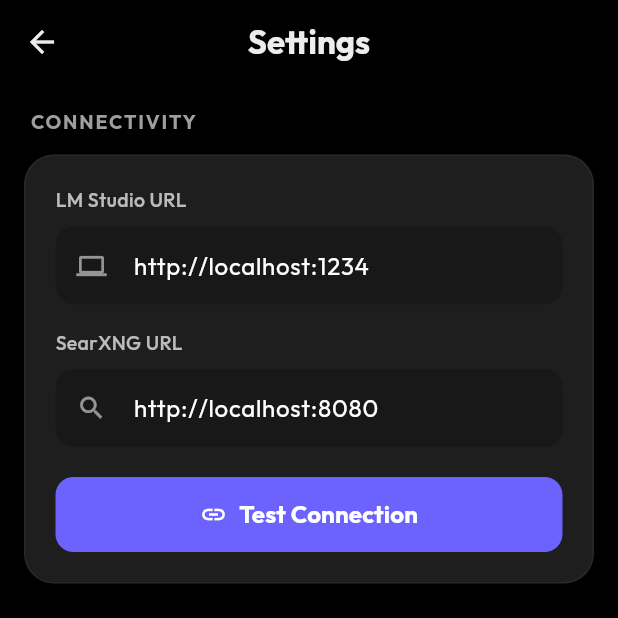
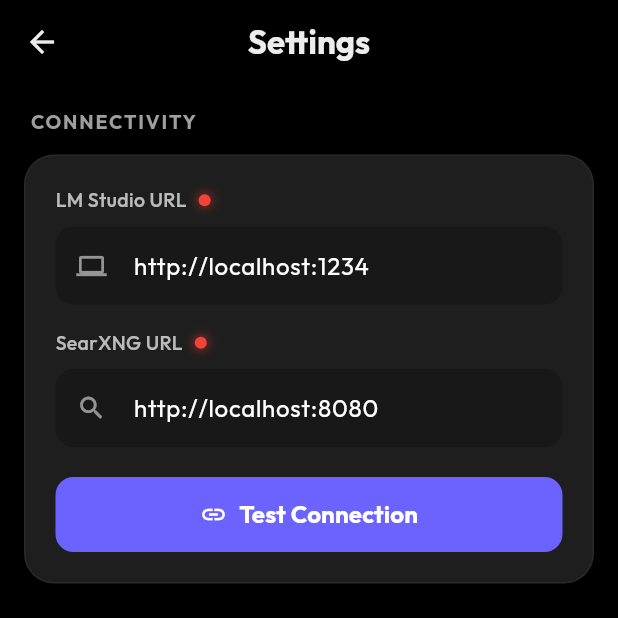
Before and after one commit to shreyashp77/ChadGPT, a Flutter app: the SettingsScreen screen opened by its route, after a tap on "Test Connection", on a phone screen of 412 x 824 dp, the top half of it. Run offline on Flutter 3.47's test engine with Material 3 defaults, Android fonts, the phone set to English and light mode, and no system bars; our stand-ins replace file_picker, flutter_animate, flutter_markdown, flutter_tts, font_awesome_flutter, google_fonts and 4 more; missing offline and left inert: flutter_highlighter, markdown; accounts and stored records are empty; network calls fail.

Commit message:
feat: Add SearXNG connection status check and display its status in the settings UI.

```diff
--- a/lib/providers/settings_provider.dart
+++ b/lib/providers/settings_provider.dart
@@ -15,11 +15,13 @@ class SettingsProvider with ChangeNotifier {
   List<String> _availableModels = [];
   bool _isLoadingModels = false;
   String? _error;
+  bool _isSearxngConnected = false;
 
   AppSettings get settings => _settings;
   List<String> get availableModels => _availableModels;
   bool get isLoadingModels => _isLoadingModels;
   String? get error => _error;
+  bool get isSearxngConnected => _isSearxngConnected;
   ApiService get apiService => _apiService;
 
   SettingsProvider() {
@@ -59,6 +61,14 @@ class SettingsProvider with ChangeNotifier {
 
     notifyListeners();
     await _prefsService.saveSettings(_settings);
+
+    // If SearXNG URL changed, re-check connection immediately
+    if (searxngUrl != null) {
+         _apiService.checkSearxngConnection().then((value) {
+            _isSearxngConnected = value;
+            notifyListeners();
+        });
+    }
   }
 
   Future<void> updateModelAlias(String modelId, String alias) async {
@@ -80,6 +90,12 @@ class SettingsProvider with ChangeNotifier {
     _error = null;
     notifyListeners();
 
+    // Check SearXNG in parallel
+    _apiService.checkSearxngConnection().then((value) {
+        _isSearxngConnected = value;
+        notifyListeners();
+    });
+
     try {
       _availableModels = await _apiService.getModels();
       if (_settings.selectedModelId == null && _availableModels.isNotEmpty) {
--- a/lib/screens/settings_screen.dart
+++ b/lib/screens/settings_screen.dart
@@ -110,15 +110,65 @@ class _SettingsScreenState extends State<SettingsScreen> {
   }
 
   Widget _buildConnectionCard(BuildContext context, SettingsProvider settingsProvider) {
+    // LM Studio Status
+    final isLmConnected = settingsProvider.error == null;
+    final lmStatusDot = Container(
+       width: 8,
+       height: 8,
+       decoration: BoxDecoration(
+           color: isLmConnected ? Colors.green : Colors.red,
+           shape: BoxShape.circle,
+           boxShadow: [
+               BoxShadow(
+                   color: (isLmConnected ? Colors.green : Colors.red).withValues(alpha: 0.5),
+                   blurRadius: 5,
+                   spreadRadius: 1
+               )
+           ]
+       ),
+    );
+
+    // SearXNG Status
+    final isSearxngConnected = settingsProvider.isSearxngConnected;
+    final searxngStatusDot = Container(
+       width: 8,
+       height: 8,
+       decoration: BoxDecoration(
+           color: isSearxngConnected ? Colors.green : Colors.red,
+           shape: BoxShape.circle,
+           boxShadow: [
+               BoxShadow(
+                   color: (isSearxngConnected ? Colors.green : Colors.red).withValues(alpha: 0.5),
+                   blurRadius: 5,
+                   spreadRadius: 1
+               )
+           ]
+       ),
+    );
+
     return _buildCard(
       context: context,
       child: Padding(
         padding: const EdgeInsets.all(20),
         child: Column(
           children: [
-            _buildInputField(context, 'LM Studio URL', _lmStudioController, Icons.computer, (val) => settingsProvider.updateSettings(lmStudioUrl: val)),
+            _buildInputField(
+                context,
+                'LM Studio URL',
+                _lmStudioController,
+                Icons.computer,
+                (val) => settingsProvider.updateSettings(lmStudioUrl: val),
+                labelTrailing: lmStatusDot
+            ),
             const SizedBox(height: 16),
-            _buildInputField(context, 'SearXNG URL', _searxngController, Icons.search, (val) => settingsProvider.updateSettings(searxngUrl: val)),
+            _buildInputField(
+                context,
+                'SearXNG URL',
+                _searxngController,
+                Icons.search,
+                (val) => settingsProvider.updateSettings(searxngUrl: val),
+                labelTrailing: searxngStatusDot
+            ),
             const SizedBox(height: 20),
             SizedBox(
               width: double.infinity,
@@ -166,7 +216,7 @@ class _SettingsScreenState extends State<SettingsScreen> {
     );
   }
 
-  Widget _buildInputField(BuildContext context, String label, TextEditingController controller, IconData icon, Function(String) onChanged) {
+  Widget _buildInputField(BuildContext context, String label, TextEditingController controller, IconData icon, Function(String) onChanged, {Widget? labelTrailing}) {
     final isDark = Theme.of(context).brightness == Brightness.dark;
     final textColor = isDark ? Colors.white : Colors.black87;
     final hintColor = isDark ? Colors.white24 : Colors.black26;
@@ -176,7 +226,15 @@ class _SettingsScreenState extends State<SettingsScreen> {
     return Column(
       crossAxisAlignment: CrossAxisAlignment.start,
       children: [
-        Text(label, style: TextStyle(color: labelColor, fontSize: 13, fontWeight: FontWeight.w500)),
+        Row(
+            children: [
+                Text(label, style: TextStyle(color: labelColor, fontSize: 13, fontWeight: FontWeight.w500)),
+                if (labelTrailing != null) ...[
+                    const SizedBox(width: 8),
+                    labelTrailing,
+                ]
+            ],
+        ),
         const SizedBox(height: 8),
         TextField(
           controller: controller,
--- a/lib/services/api_service.dart
+++ b/lib/services/api_service.dart
@@ -24,6 +24,30 @@ class ApiService {
     } catch (e) {
       throw Exception('Failed to connect to LM Studio: $e');
     }
+  }
+
+  // SearXNG - Check Connection (Head Request or Simple Search)
+  Future<bool> checkSearxngConnection() async {
+      try {
+          // Normalize URL
+          var url = settings.searxngUrl.trim();
+          if (url.endsWith('/')) {
+              url = url.substring(0, url.length - 1);
+          }
+
+          // Just fetching the base URL or a simple search to see if it responds
+          // We use format=json because that's what the app relies on.
+          final uri = Uri.parse('$url/search?q=test&format=json');
+
+          print('DEBUG: Checking SearXNG at $uri');
+          final response = await http.get(uri).timeout(const Duration(seconds: 5));
+          print('DEBUG: SearXNG Check Status: ${response.statusCode}');
+
+          return response.statusCode == 200;
+      } catch (e) {
+          print('DEBUG: SearXNG Check Failed: $e');
+          return false;
+      }
   }
 
   // SearXNG - Search
```
